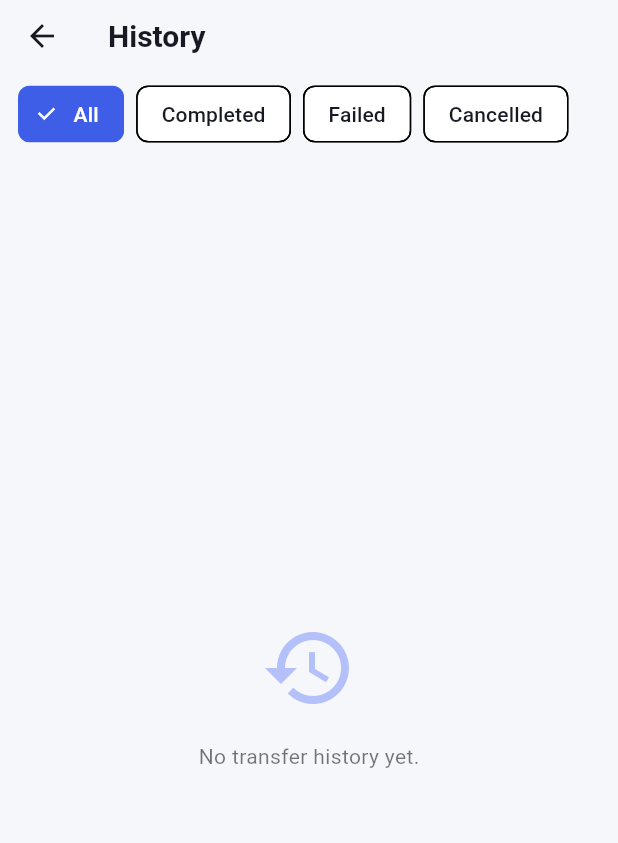
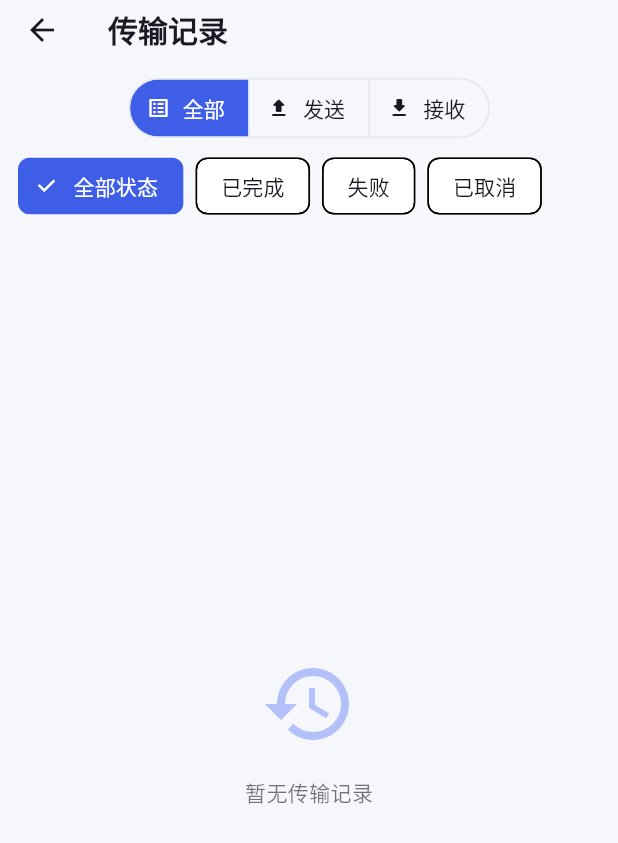
Before and after one commit to mounflow/FastDrop, a Flutter app: the HistoryScreen screen opened by its route, on a phone screen of 412 x 824 dp. Shown: the top 843 px of the screen. Run offline on Flutter 3.47's test engine with Material 3 defaults, Android fonts, the light colour scheme and no system bars; our stand-ins replace file_picker, flutter_riverpod, shared_preferences, shelf, shelf_web_socket; missing offline and left inert: bonsoir, mobile_scanner, shelf_router; accounts and stored records are empty.

Commit message:
feat(mobile): 传输历史明确区分发送/接收并中文化
用户问"历史这块不得区分发送还是接收吗"——此前只有一个小图标区分方向，
文字上完全看不出，且整页为英文（与 app 其余页面不一致）。

改动：
- 顶部新增方向分段筛选：全部 / 发送 / 接收（本地过滤，无需重新拉取）；
  带方向相应的空态（"没有发送记录"/"没有接收记录"）
- 行内标题加方向徽标：接收=绿、发送=蓝，配合同色方向图标
- 副标题加方向说明："发送到电脑" / "来自电脑"
- 全页中文化：标题"传输记录"、状态筛选（全部状态/已完成/失败/已取消）、
  行内"N 个文件"、状态中文标签（已完成/失败/已取消/已拒绝/已暂停/传输中/
  准备中/校验中）、详情（方向含"本机 → 对方"说明、大小、进度、创建/完成时间、
  错误码、任务 ID）

UI dump 实测（真机渲染）：标题与筛选中文化；列表出现
"接收 1 个文件 / 来自电脑 · 15m ago / 2.0 MB / 已完成"与
"发送 54 个文件 / 发送到电脑 · 7h ago / 1.7 GB / 已完成"等条目。

```diff
--- a/fastdrop-mobile/lib/features/history/history_screen.dart
+++ b/fastdrop-mobile/lib/features/history/history_screen.dart
@@ -24,6 +24,9 @@ class HistoryScreen extends StatefulWidget {
 class _HistoryScreenState extends State<HistoryScreen> {
   List<TransferRow> _transfers = [];
   String _statusFilter = 'all';
+
+  /// 方向筛选：all / sent（发送，手机→电脑）/ received（接收，电脑→手机）。
+  String _directionFilter = 'all';
   bool _loading = true;
   String? _error;
 
@@ -71,22 +74,55 @@ class _HistoryScreenState extends State<HistoryScreen> {
 
     return Scaffold(
       appBar: AppBar(
-        title: const Text('History'),
+        title: const Text('传输记录'),
         bottom: PreferredSize(
-          preferredSize: const Size.fromHeight(48),
-          child: _buildFilterBar(theme),
+          preferredSize: const Size.fromHeight(96),
+          child: Column(
+            mainAxisSize: MainAxisSize.min,
+            children: [
+              _buildDirectionBar(theme),
+              _buildFilterBar(theme),
+            ],
+          ),
         ),
       ),
       body: _buildBody(theme),
     );
   }
 
+  /// 方向筛选：全部 / 发送 / 接收（历史必须能一眼区分方向）。
+  Widget _buildDirectionBar(ThemeData theme) {
+    const options = [
+      ('all', '全部', Icons.list_alt_rounded),
+      ('sent', '发送', Icons.upload_rounded),
+      ('received', '接收', Icons.download_rounded),
+    ];
+
+    return Padding(
+      padding: const EdgeInsets.fromLTRB(12, 8, 12, 0),
+      child: SegmentedButton<String>(
+        segments: options
+            .map((o) => ButtonSegment<String>(
+                  value: o.$1,
+                  label: Text(o.$2),
+                  icon: Icon(o.$3, size: 16),
+                ))
+            .toList(),
+        selected: {_directionFilter},
+        showSelectedIcon: false,
+        onSelectionChanged: (selection) {
+          setState(() => _directionFilter = selection.first);
+        },
+      ),
+    );
+  }
+
   Widget _buildFilterBar(ThemeData theme) {
     const filters = [
-      ('all', 'All'),
-      ('completed', 'Completed'),
-      ('failed', 'Failed'),
-      ('cancelled', 'Cancelled'),
+      ('all', '全部状态'),
+      ('completed', '已完成'),
+      ('failed', '失败'),
+      ('cancelled', '已取消'),
     ];
 
     return Padding(
@@ -154,7 +190,7 @@ class _HistoryScreenState extends State<HistoryScreen> {
             ),
             const SizedBox(height: 16),
             Text(
-              'No transfer history yet.',
+              '暂无传输记录',
               style: TextStyle(
                 color: theme.colorScheme.onSurface.withOpacity(0.6),
               ),
@@ -164,13 +200,31 @@ class _HistoryScreenState extends State<HistoryScreen> {
       );
     }
 
+    // 方向筛选（发送/接收）在本地完成：两个方向的数据同源，无需重新拉取。
+    final visible = _transfers.where((t) {
+      if (_directionFilter == 'all') return true;
+      final sent = t.direction == 'client_to_server';
+      return _directionFilter == 'sent' ? sent : !sent;
+    }).toList();
+
+    if (visible.isEmpty) {
+      return Center(
+        child: Text(
+          _directionFilter == 'sent' ? '没有发送记录' : '没有接收记录',
+          style: TextStyle(
+            color: theme.colorScheme.onSurface.withOpacity(0.6),
+          ),
+        ),
+      );
+    }
+
     return RefreshIndicator(
       onRefresh: _loadTransfers,
       child: ListView.builder(
         padding: const EdgeInsets.symmetric(vertical: 8),
-        itemCount: _transfers.length,
+        itemCount: visible.length,
         itemBuilder: (context, index) {
-          return _buildTransferTile(theme, _transfers[index]);
+          return _buildTransferTile(theme, visible[index]);
         },
       ),
     );
@@ -178,20 +232,46 @@ class _HistoryScreenState extends State<HistoryScreen> {
 
   Widget _buildTransferTile(ThemeData theme, TransferRow transfer) {
     final statusColor = _statusColor(transfer.status);
-    final directionIcon = transfer.direction == 'client_to_server'
-        ? Icons.upload
-        : Icons.download;
+    final sent = transfer.direction == 'client_to_server';
+    final directionIcon = sent ? Icons.upload_rounded : Icons.download_rounded;
+    final directionLabel = sent ? '发送' : '接收';
+    final directionColor = sent ? const Color(0xFF2F6BFF) : const Color(0xFF17864B);
 
     return Card(
       margin: const EdgeInsets.symmetric(horizontal: 16, vertical: 4),
       child: ExpansionTile(
-        leading: Icon(directionIcon, color: theme.colorScheme.primary),
-        title: Text(
-          '${transfer.totalFiles} file${transfer.totalFiles == 1 ? '' : 's'}',
-          style: theme.textTheme.titleSmall,
+        leading: Icon(directionIcon, color: directionColor),
+        title: Row(
+          children: [
+            // 方向徽标：历史列表必须一眼看出是发送还是接收。
+            Container(
+              padding: const EdgeInsets.symmetric(horizontal: 6, vertical: 1),
+              decoration: BoxDecoration(
+                color: directionColor.withOpacity(0.12),
+                borderRadius: BorderRadius.circular(5),
+              ),
+              child: Text(
+                directionLabel,
+                style: TextStyle(
+                  fontSize: 10,
+                  fontWeight: FontWeight.w700,
+                  color: directionColor,
+                ),
+              ),
+            ),
+            const SizedBox(width: 6),
+            Expanded(
+              child: Text(
+                '${transfer.totalFiles} 个文件',
+                style: theme.textTheme.titleSmall,
+                maxLines: 1,
+                overflow: TextOverflow.ellipsis,
+              ),
+            ),
+          ],
         ),
         subtitle: Text(
-          _formatDate(transfer.createdAt),
+          '${_formatDirectionPeer(sent)} · ${_formatDate(transfer.createdAt)}',
           style: theme.textTheme.bodySmall,
         ),
         trailing: Row(
@@ -209,7 +289,7 @@ class _HistoryScreenState extends State<HistoryScreen> {
                 borderRadius: BorderRadius.circular(6),
               ),
               child: Text(
-                transfer.status,
+                _statusLabel(transfer.status),
                 style: TextStyle(
                   fontSize: 10,
                   fontWeight: FontWeight.w600,
@@ -227,24 +307,28 @@ class _HistoryScreenState extends State<HistoryScreen> {
               children: [
                 const Divider(),
                 const SizedBox(height: 8),
-                _detailRow('Transfer ID', transfer.id),
+                _detailRow('方向', sent ? '发送（本机 → 对方）' : '接收（对方 → 本机）'),
+                _detailRow('状态', _statusLabel(transfer.status)),
+                _detailRow('文件数', '${transfer.totalFiles}'),
+                _detailRow('大小', _formatBytes(transfer.totalBytes)),
                 _detailRow(
-                    'Direction',
-                    transfer.direction == 'client_to_server'
-                        ? 'Sent'
-                        : 'Received'),
-                _detailRow('Status', transfer.status),
-                _detailRow('Files', '${transfer.totalFiles}'),
-                _detailRow('Size', _formatBytes(transfer.totalBytes)),
-                _detailRow(
-                  'Progress',
+                  '进度',
                   '${_formatBytes(transfer.transferredBytes)} / ${_formatBytes(transfer.totalBytes)}',
                 ),
-                _detailRow('Created', _formatDate(transfer.createdAt)),
+                _detailRow('创建时间', _formatDate(transfer.createdAt)),
                 if (transfer.completedAt != null)
-                  _detailRow('Completed', _formatDate(transfer.completedAt!)),
+                  _detailRow('完成时间', _formatDate(transfer.completedAt!)),
                 if (transfer.errorCode != null)
-                  _detailRow('Error', transfer.errorCode!),
+                  _detailRow('错误码', transfer.errorCode!),
+                Padding(
+                  padding: const EdgeInsets.only(top: 6),
+                  child: Text(
+                    '任务 ID：${transfer.id}',
+                    style: theme.textTheme.bodySmall?.copyWith(
+                      color: theme.colorScheme.onSurface.withOpacity(0.5),
+                    ),
+                  ),
+                ),
                 if (transfer.errorMessage != null)
                   Padding(
                     padding: const EdgeInsets.only(top: 4),
@@ -281,6 +365,34 @@ class _HistoryScreenState extends State<HistoryScreen> {
   // ---------------------------------------------------------------------------
   // Data loading
   // ---------------------------------------------------------------------------
+
+  /// 方向说明文案（副标题用；对端名称不在本机记录里，按方向描述即可）。
+  static String _formatDirectionPeer(bool sent) =>
+      sent ? '发送到电脑' : '来自电脑';
+
+  /// 状态中文标签（列表与详情共用）。
+  static String _statusLabel(String status) {
+    switch (status) {
+      case 'completed':
+        return '已完成';
+      case 'failed':
+        return '失败';
+      case 'cancelled':
+        return '已取消';
+      case 'rejected':
+        return '已拒绝';
+      case 'paused':
+        return '已暂停';
+      case 'transferring':
+        return '传输中';
+      case 'preparing':
+        return '准备中';
+      case 'verifying':
+        return '校验中';
+      default:
+        return status;
+    }
+  }
 
   Future<void> _loadTransfers() async {
     setState(() {
```
